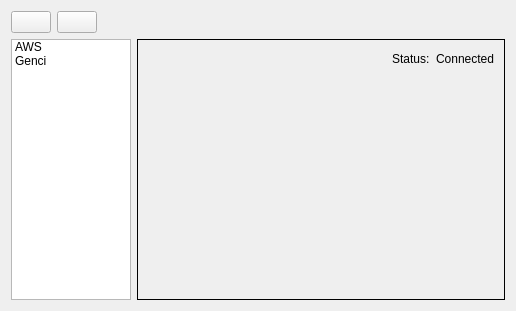
Above: src/ui/qt_form/cloud_connector_window.ui from VTX-Molecular-Visualization/VTX before the change. Below: the same form after it.
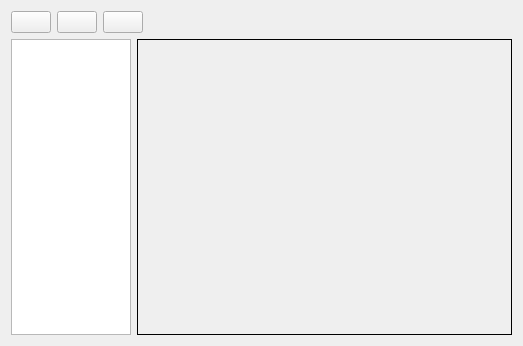
That is the form after the change.

Commit message:
Cloud Connector
Work on progress

The edit to the form file:
```diff
--- a/src/ui/qt_form/cloud_connector_window.ui
+++ b/src/ui/qt_form/cloud_connector_window.ui
@@ -6,8 +6,8 @@
    <rect>
     <x>0</x>
     <y>0</y>
-    <width>516</width>
-    <height>311</height>
+    <width>523</width>
+    <height>346</height>
    </rect>
   </property>
   <property name="windowTitle">
@@ -51,6 +51,13 @@
           </property>
          </widget>
         </item>
+        <item>
+         <widget class="QPushButton" name="pushButtonConfigure">
+          <property name="text">
+           <string/>
+          </property>
+         </widget>
+        </item>
         <item>
          <spacer name="horizontalSpacer">
           <property name="orientation">
@@ -88,16 +95,6 @@
             <height>16777215</height>
            </size>
           </property>
-          <item>
-           <property name="text">
-            <string>AWS</string>
-           </property>
-          </item>
-          <item>
-           <property name="text">
-            <string>Genci</string>
-           </property>
-          </item>
          </widget>
         </item>
         <item>
@@ -112,57 +109,9 @@
            <enum>QFrame::Panel</enum>
           </property>
           <property name="currentIndex">
-           <number>1</number>
+           <number>0</number>
           </property>
           <widget class="QWidget" name="pageAWS"/>
-          <widget class="QWidget" name="pageGENCI">
-           <layout class="QVBoxLayout" name="verticalLayout_2">
-            <item>
-             <layout class="QHBoxLayout" name="horizontalLayout_4">
-              <item>
-               <spacer name="horizontalSpacer_2">
-                <property name="orientation">
-                 <enum>Qt::Horizontal</enum>
-                </property>
-                <property name="sizeHint" stdset="0">
-                 <size>
-                  <width>40</width>
-                  <height>20</height>
-                 </size>
-                </property>
-               </spacer>
-              </item>
-              <item>
-               <widget class="QLabel" name="label">
-                <property name="text">
-                 <string>Status:</string>
-                </property>
-               </widget>
-              </item>
-              <item>
-               <widget class="QLabel" name="label_2">
-                <property name="text">
-                 <string>Connected</string>
-                </property>
-               </widget>
-              </item>
-             </layout>
-            </item>
-            <item>
-             <spacer name="verticalSpacer">
-              <property name="orientation">
-               <enum>Qt::Vertical</enum>
-              </property>
-              <property name="sizeHint" stdset="0">
-               <size>
-                <width>20</width>
-                <height>40</height>
-               </size>
-              </property>
-             </spacer>
-            </item>
-           </layout>
-          </widget>
          </widget>
         </item>
        </layout>
```
Left out of the diff: 2 changed lines with no effect on the pictures. The commit also changes 70 other files.
